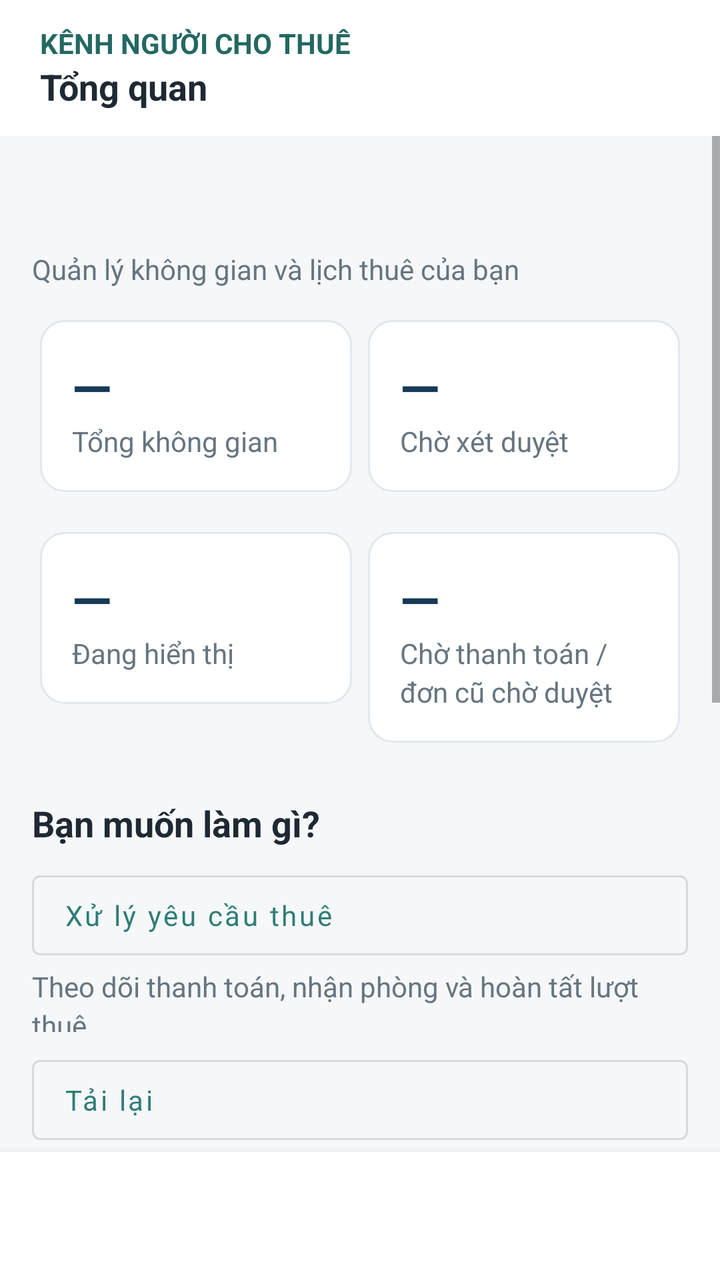
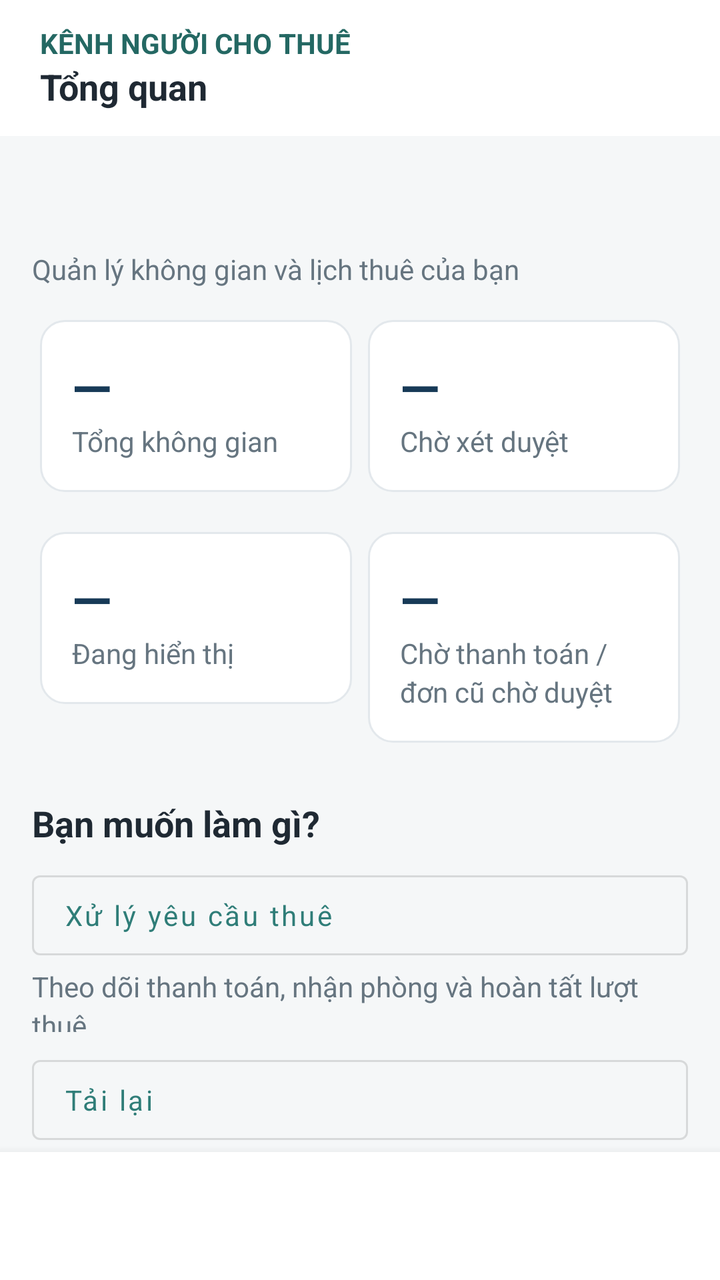

An Android layout rendered at two revisions. The XML below is the earlier revision; the diff shows what the commit changed to produce the second picture.
<!-- AndroidManifest.xml: application theme Theme.BroomSharing -->
<!-- res/layout/activity_host_dashboard.xml -->
<?xml version="1.0" encoding="utf-8"?>
<LinearLayout xmlns:android="http://schemas.android.com/apk/res/android" xmlns:app="http://schemas.android.com/apk/res-auto" android:id="@+id/workspaceRoot" android:layout_width="match_parent" android:layout_height="match_parent" android:orientation="vertical" android:background="@color/screen_bg">
    <LinearLayout android:layout_width="match_parent" android:layout_height="wrap_content" android:minHeight="68dp" android:orientation="vertical" android:paddingStart="20dp" android:paddingEnd="20dp" android:paddingTop="12dp" android:paddingBottom="12dp" android:background="@color/white">
        <TextView style="@style/WorkspaceBody" android:text="@string/workspace_host" android:textStyle="bold" android:textColor="@color/teal_dark"/>
        <TextView android:id="@+id/workspaceTitle" style="@style/WorkspaceSection" android:text="@string/workspace_overview"/>
    </LinearLayout>
    <ScrollView android:id="@+id/dashboardScroll" android:layout_width="match_parent" android:layout_height="0dp" android:layout_weight="1" android:fillViewport="true">
        <LinearLayout android:layout_width="match_parent" android:layout_height="wrap_content" android:orientation="vertical" android:padding="16dp">
            <LinearLayout android:id="@+id/overviewPanel" android:layout_width="match_parent" android:layout_height="wrap_content" android:orientation="vertical">
                <TextView android:id="@+id/tvHostRoleStatus" style="@style/WorkspaceTitle" android:text=""/>
                <TextView style="@style/WorkspaceBody" android:text="@string/workspace_host_hint" android:layout_marginTop="6dp"/>
                <LinearLayout android:layout_width="match_parent" android:layout_height="wrap_content" android:orientation="horizontal" android:layout_marginTop="12dp">
                    <LinearLayout android:layout_width="0dp" android:layout_height="wrap_content" android:layout_weight="1" android:layout_margin="4dp" android:padding="16dp" android:orientation="vertical" android:background="@drawable/bg_card">
                        <TextView android:id="@+id/tvCountRooms" style="@style/WorkspaceTitle" android:text="@string/workspace_stat_unknown"/>
                        <TextView style="@style/WorkspaceBody" android:text="@string/workspace_total_rooms"/>
                    </LinearLayout>
                    <LinearLayout android:layout_width="0dp" android:layout_height="wrap_content" android:layout_weight="1" android:layout_margin="4dp" android:padding="16dp" android:orientation="vertical" android:background="@drawable/bg_card">
                        <TextView android:id="@+id/tvCountPending" style="@style/WorkspaceTitle" android:text="@string/workspace_stat_unknown"/>
                        <TextView style="@style/WorkspaceBody" android:text="@string/workspace_pending_rooms"/>
                    </LinearLayout>
                </LinearLayout>
                <LinearLayout android:layout_width="match_parent" android:layout_height="wrap_content" android:orientation="horizontal" android:layout_marginTop="12dp">
                    <LinearLayout android:layout_width="0dp" android:layout_height="wrap_content" android:layout_weight="1" android:layout_margin="4dp" android:padding="16dp" android:orientation="vertical" android:background="@drawable/bg_card">
                        <TextView android:id="@+id/tvCountActive" style="@style/WorkspaceTitle" android:text="@string/workspace_stat_unknown"/>
                        <TextView style="@style/WorkspaceBody" android:text="@string/workspace_active_rooms"/>
                    </LinearLayout>
                    <LinearLayout android:layout_width="0dp" android:layout_height="wrap_content" android:layout_weight="1" android:layout_margin="4dp" android:padding="16dp" android:orientation="vertical" android:background="@drawable/bg_card">
                        <TextView android:id="@+id/tvBadgeBookingCount" style="@style/WorkspaceTitle" android:text="@string/workspace_stat_unknown"/>
                        <TextView style="@style/WorkspaceBody" android:text="@string/workspace_pending_bookings"/>
                    </LinearLayout>
                </LinearLayout>
                <TextView style="@style/WorkspaceSection" android:text="@string/workspace_quick_actions" android:layout_marginTop="24dp"/>
                <com.google.android.material.button.MaterialButton android:id="@+id/cardBookingRequests" style="@style/WorkspaceAction" android:text="@string/workspace_open_bookings"/>
                <TextView style="@style/WorkspaceBody" android:text="@string/workspace_open_bookings_hint"/>
                <com.google.android.material.button.MaterialButton android:id="@+id/btnManageSpaces" style="@style/WorkspaceAction" android:text="@string/workspace_open_spaces"/>
                <com.google.android.material.button.MaterialButton android:id="@+id/btnHostReports" style="@style/WorkspaceAction" android:text="@string/reports_center"/>
                <com.google.android.material.button.MaterialButton android:id="@+id/btnPropertyVerification" style="@style/WorkspaceAction" android:text="Hồ sơ xác minh tài sản"/>
                <TextView style="@style/WorkspaceBody" android:text="@string/workspace_open_spaces_hint"/>
                <TextView style="@style/WorkspaceBody" android:text="@string/workspace_host_summary" android:layout_marginTop="20dp"/>
            </LinearLayout>
            <LinearLayout android:id="@+id/spacesPanel" android:layout_width="match_parent" android:layout_height="wrap_content" android:orientation="vertical" android:visibility="gone">
                <TextView style="@style/WorkspaceBody" android:text="@string/workspace_spaces_hint"/>
                <com.google.android.material.tabs.TabLayout android:id="@+id/spaceTabs" android:layout_width="match_parent" android:layout_height="wrap_content" android:layout_marginTop="12dp" app:tabMode="fixed" app:tabTextColor="@color/text_secondary" app:tabSelectedTextColor="@color/teal_dark"/>
                <com.google.android.material.button.MaterialButton android:id="@+id/btnAddRoom" style="@style/WorkspaceAction" android:text="@string/workspace_add_room"/>
                <com.google.android.material.button.MaterialButton android:id="@+id/btnAddBuilding" style="@style/WorkspaceAction" android:text="@string/workspace_add_building" android:visibility="gone"/>
                <TextView android:id="@+id/tvCountBuildings" style="@style/WorkspaceBody" android:text="" android:layout_marginTop="8dp"/>
                <androidx.recyclerview.widget.RecyclerView android:id="@+id/rvRooms" android:layout_width="match_parent" android:layout_height="wrap_content" android:nestedScrollingEnabled="false" android:layout_marginTop="12dp"/>
                <TextView android:id="@+id/tvEmptyRooms" style="@style/WorkspaceBody" android:text="@string/workspace_empty_rooms" android:layout_marginTop="24dp" android:visibility="gone"/>
                <androidx.recyclerview.widget.RecyclerView android:id="@+id/rvBuildings" android:layout_width="match_parent" android:layout_height="wrap_content" android:nestedScrollingEnabled="false" android:layout_marginTop="12dp" android:visibility="gone"/>
                <TextView android:id="@+id/tvEmptyBuildings" style="@style/WorkspaceBody" android:text="@string/workspace_empty_buildings" android:layout_marginTop="24dp" android:visibility="gone"/>
            </LinearLayout>
        </LinearLayout>
    </ScrollView>
    <TextView android:id="@+id/tvFeedback" style="@style/WorkspaceBody" android:text="" android:paddingStart="20dp" android:paddingEnd="20dp" android:accessibilityLiveRegion="polite" android:visibility="gone"/>
    <ProgressBar android:id="@+id/progressBar" android:layout_width="24dp" android:layout_height="24dp" android:layout_gravity="center" android:visibility="gone"/>
    <com.google.android.material.button.MaterialButton android:id="@+id/btnRefresh" style="@style/WorkspaceAction" android:text="@string/workspace_refresh" android:layout_marginStart="16dp" android:layout_marginEnd="16dp"/>
    <include layout="@layout/view_management_navigation"/>
</LinearLayout>
<!-- res/layout/view_management_navigation.xml (included above) -->
<?xml version="1.0" encoding="utf-8"?>
<com.google.android.material.bottomnavigation.BottomNavigationView xmlns:android="http://schemas.android.com/apk/res/android" xmlns:app="http://schemas.android.com/apk/res-auto" android:id="@+id/managementNavigation" android:layout_width="match_parent" android:layout_height="wrap_content" android:minHeight="64dp" android:background="@color/white" app:labelVisibilityMode="labeled" app:itemHorizontalTranslationEnabled="false" app:itemIconSize="22dp" app:itemIconTint="@color/guest_nav_tint" app:itemTextColor="@color/guest_nav_tint"/>
<!-- resources referenced by this layout -->
<resources>
  <color name="screen_bg">#F5F7F8</color>
  <color name="teal_dark">#246863</color>
  <color name="text_secondary">#667580</color>
  <color name="white">#FFFFFF</color>
  <!-- drawable bg_card (drawable) -->
  <shape xmlns:android="http://schemas.android.com/apk/res/android" android:shape="rectangle">
      <solid android:color="@color/white" />
      <corners android:radius="12dp" />
      <stroke android:width="1dp" android:color="@color/border" />
  </shape>
  <string name="reports_center">Báo cáo và phản hồi</string>
  <string name="workspace_active_rooms">Đang hiển thị</string>
  <string name="workspace_add_building">Thêm tòa nhà</string>
  <string name="workspace_add_room">Thêm không gian</string>
  <string name="workspace_empty_buildings">Bạn chưa có tòa nhà. Thêm địa điểm đầu tiên để bắt đầu đăng phòng.</string>
  <string name="workspace_empty_rooms">Bạn chưa có không gian nào. Thêm tòa nhà trước, sau đó tạo phòng để gửi duyệt.</string>
  <string name="workspace_host">KÊNH NGƯỜI CHO THUÊ</string>
  <string name="workspace_host_hint">Quản lý không gian và lịch thuê của bạn</string>
  <string name="workspace_host_summary">Chỉ hiển thị dữ liệu thuộc tài khoản của bạn.</string>
  <string name="workspace_open_bookings">Xử lý yêu cầu thuê</string>
  <string name="workspace_open_bookings_hint">Theo dõi thanh toán, nhận phòng và hoàn tất lượt thuê</string>
  <string name="workspace_open_spaces">Quản lý không gian</string>
  <string name="workspace_open_spaces_hint">Phòng, tòa nhà, giá và lịch trống</string>
  <string name="workspace_overview">Tổng quan</string>
  <string name="workspace_pending_bookings">Chờ thanh toán / đơn cũ chờ duyệt</string>
  <string name="workspace_pending_rooms">Chờ xét duyệt</string>
  <string name="workspace_quick_actions">Bạn muốn làm gì?</string>
  <string name="workspace_refresh">Tải lại</string>
  <string name="workspace_spaces_hint">Chọn một mục để sửa thông tin hoặc xem lịch đặt.</string>
  <string name="workspace_stat_unknown">—</string>
  <string name="workspace_total_rooms">Tổng không gian</string>
  <style name="WorkspaceAction" parent="Widget.MaterialComponents.Button.OutlinedButton"><item name="android:layout_width">match_parent</item><item name="android:layout_height">wrap_content</item><item name="android:minHeight">52dp</item><item name="android:textAllCaps">false</item><item name="android:gravity">start|center_vertical</item><item name="android:paddingStart">16dp</item><item name="android:paddingEnd">16dp</item><item name="android:layout_marginTop">8dp</item></style>
  <style name="WorkspaceBody"><item name="android:layout_width">match_parent</item><item name="android:layout_height">wrap_content</item><item name="android:textSize">14sp</item><item name="android:textColor">@color/text_secondary</item><item name="android:lineSpacingExtra">3dp</item></style>
  <style name="WorkspaceSection" parent="WorkspaceBody"><item name="android:textSize">18sp</item><item name="android:textStyle">bold</item><item name="android:textColor">@color/text_primary</item></style>
  <style name="WorkspaceTitle"><item name="android:layout_width">match_parent</item><item name="android:layout_height">wrap_content</item><item name="android:textSize">26sp</item><item name="android:textStyle">bold</item><item name="android:textColor">@color/navy</item></style>
  <color name="border">#E3E8EC</color>
  <color name="text_primary">#1F2933</color>
  <color name="navy">#173A57</color>
  <color name="teal">#2F7D78</color>
  <!-- unchanged entries left out for length: 1 -->
</resources>

<!-- the commit's change to res/layout/activity_host_dashboard.xml (unified diff, before → after) -->
@@ -4,7 +4,7 @@
         <TextView style="@style/WorkspaceBody" android:text="@string/workspace_host" android:textStyle="bold" android:textColor="@color/teal_dark"/>
         <TextView android:id="@+id/workspaceTitle" style="@style/WorkspaceSection" android:text="@string/workspace_overview"/>
     </LinearLayout>
-    <ScrollView android:id="@+id/dashboardScroll" android:layout_width="match_parent" android:layout_height="0dp" android:layout_weight="1" android:fillViewport="true">
+    <androidx.core.widget.NestedScrollView android:id="@+id/dashboardScroll" android:layout_width="match_parent" android:layout_height="0dp" android:layout_weight="1" android:fillViewport="true">
         <LinearLayout android:layout_width="match_parent" android:layout_height="wrap_content" android:orientation="vertical" android:padding="16dp">
             <LinearLayout android:id="@+id/overviewPanel" android:layout_width="match_parent" android:layout_height="wrap_content" android:orientation="vertical">
                 <TextView android:id="@+id/tvHostRoleStatus" style="@style/WorkspaceTitle" android:text=""/>
@@ -44,13 +44,13 @@
                 <com.google.android.material.button.MaterialButton android:id="@+id/btnAddRoom" style="@style/WorkspaceAction" android:text="@string/workspace_add_room"/>
                 <com.google.android.material.button.MaterialButton android:id="@+id/btnAddBuilding" style="@style/WorkspaceAction" android:text="@string/workspace_add_building" android:visibility="gone"/>
                 <TextView android:id="@+id/tvCountBuildings" style="@style/WorkspaceBody" android:text="" android:layout_marginTop="8dp"/>
-                <androidx.recyclerview.widget.RecyclerView android:id="@+id/rvRooms" android:layout_width="match_parent" android:layout_height="wrap_content" android:nestedScrollingEnabled="false" android:layout_marginTop="12dp"/>
+                <androidx.recyclerview.widget.RecyclerView android:id="@+id/rvRooms" android:layout_width="match_parent" android:layout_height="wrap_content" android:nestedScrollingEnabled="false" android:clipToPadding="false" android:paddingBottom="16dp" android:layout_marginTop="12dp"/>
                 <TextView android:id="@+id/tvEmptyRooms" style="@style/WorkspaceBody" android:text="@string/workspace_empty_rooms" android:layout_marginTop="24dp" android:visibility="gone"/>
-                <androidx.recyclerview.widget.RecyclerView android:id="@+id/rvBuildings" android:layout_width="match_parent" android:layout_height="wrap_content" android:nestedScrollingEnabled="false" android:layout_marginTop="12dp" android:visibility="gone"/>
+                <androidx.recyclerview.widget.RecyclerView android:id="@+id/rvBuildings" android:layout_width="match_parent" android:layout_height="wrap_content" android:nestedScrollingEnabled="false" android:clipToPadding="false" android:paddingBottom="16dp" android:layout_marginTop="12dp" android:visibility="gone"/>
                 <TextView android:id="@+id/tvEmptyBuildings" style="@style/WorkspaceBody" android:text="@string/workspace_empty_buildings" android:layout_marginTop="24dp" android:visibility="gone"/>
             </LinearLayout>
         </LinearLayout>
-    </ScrollView>
+    </androidx.core.widget.NestedScrollView>
     <TextView android:id="@+id/tvFeedback" style="@style/WorkspaceBody" android:text="" android:paddingStart="20dp" android:paddingEnd="20dp" android:accessibilityLiveRegion="polite" android:visibility="gone"/>
     <ProgressBar android:id="@+id/progressBar" android:layout_width="24dp" android:layout_height="24dp" android:layout_gravity="center" android:visibility="gone"/>
     <com.google.android.material.button.MaterialButton android:id="@+id/btnRefresh" style="@style/WorkspaceAction" android:text="@string/workspace_refresh" android:layout_marginStart="16dp" android:layout_marginEnd="16dp"/>
